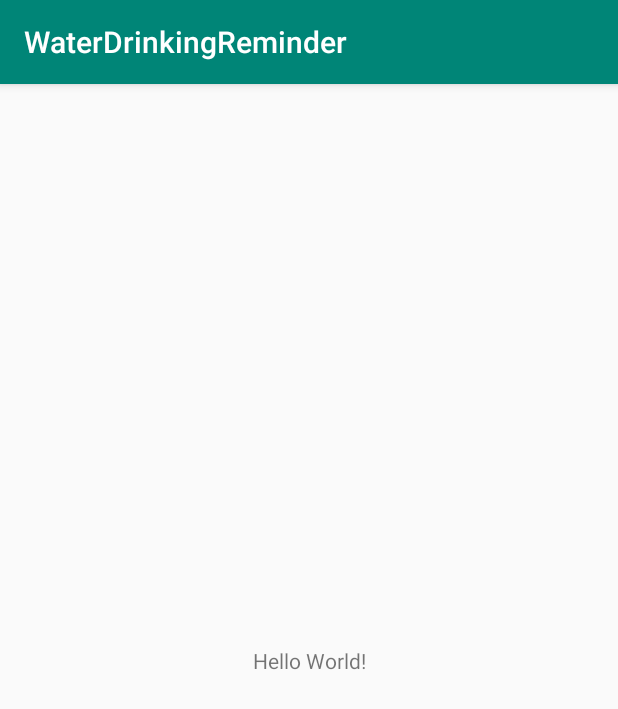
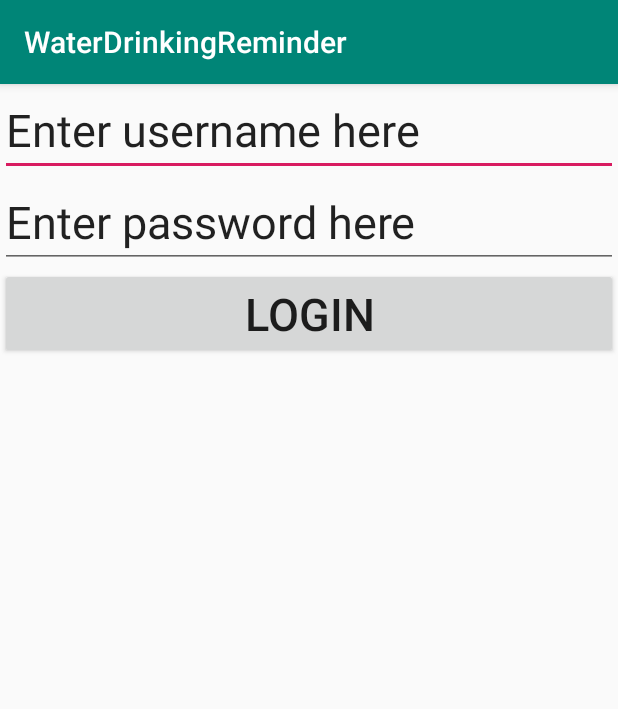
Before and after one commit to nikeshlama/WaterDrinkingReminder, an Android app: the screen it shows after launch (MainActivity), on a phone screen of 412 x 824 dp. Shown: the top 709 px of the screen. Run offline under Robolectric (Android 15) with nearby library versions, the phone set to English and light mode, and no system bars.

Commit message:
Login form created

```diff
--- a/app/src/main/res/layout/activity_main.xml
+++ b/app/src/main/res/layout/activity_main.xml
@@ -1,18 +1,28 @@
 <?xml version="1.0" encoding="utf-8"?>
-<androidx.constraintlayout.widget.ConstraintLayout xmlns:android="http://schemas.android.com/apk/res/android"
+<LinearLayout xmlns:android="http://schemas.android.com/apk/res/android"
     xmlns:app="http://schemas.android.com/apk/res-auto"
     xmlns:tools="http://schemas.android.com/tools"
     android:layout_width="match_parent"
     android:layout_height="match_parent"
+    android:orientation="vertical"
     tools:context=".MainActivity">
+<EditText
+    android:layout_width="match_parent"
+    android:layout_height="wrap_content"
+    android:text="Enter username here"
+    android:textSize="30dp"
+    android:id="@+id/etusername"/>
+    <EditText
+        android:layout_width="match_parent"
+        android:layout_height="wrap_content"
+        android:text="Enter password here"
+        android:textSize="30dp"
+        android:id="@+id/etpassword"/>
+    <Button
+        android:layout_width="match_parent"
+        android:layout_height="wrap_content"
+        android:text="Login"
+        android:textSize="30dp"
+        android:id="@+id/btnlogin"/>
 
-    <TextView
-        android:layout_width="wrap_content"
-        android:layout_height="wrap_content"
-        android:text="Hello World!"
-        app:layout_constraintBottom_toBottomOf="parent"
-        app:layout_constraintLeft_toLeftOf="parent"
-        app:layout_constraintRight_toRightOf="parent"
-        app:layout_constraintTop_toTopOf="parent" />
-
-</androidx.constraintlayout.widget.ConstraintLayout>
+</LinearLayout>
```
